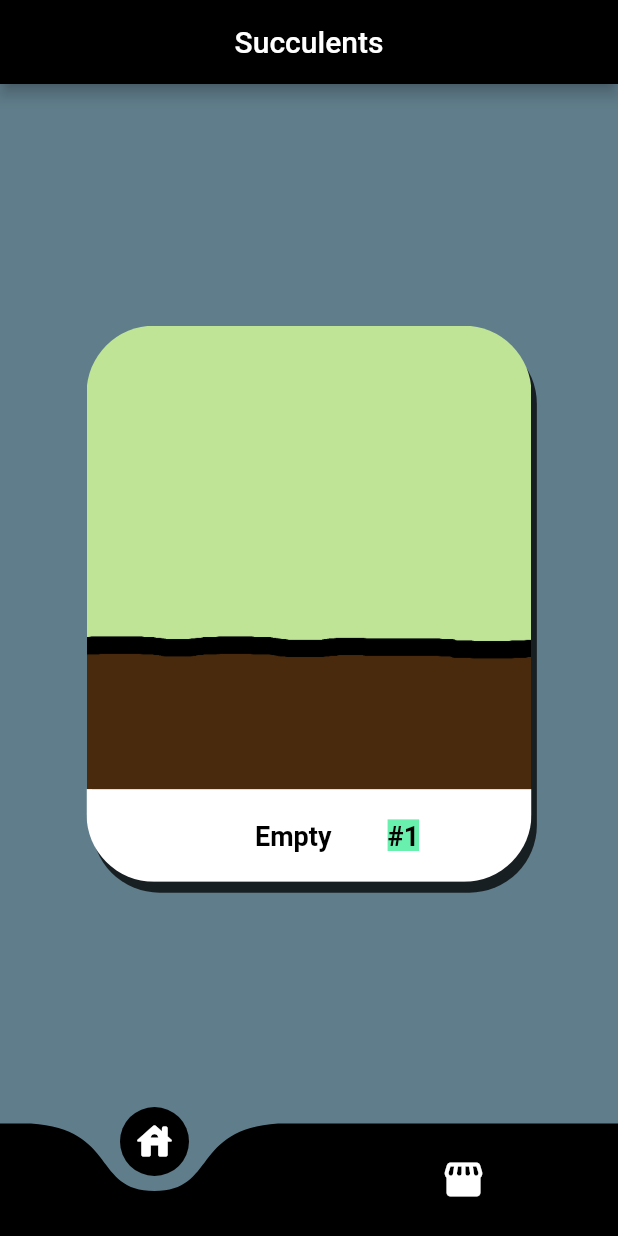
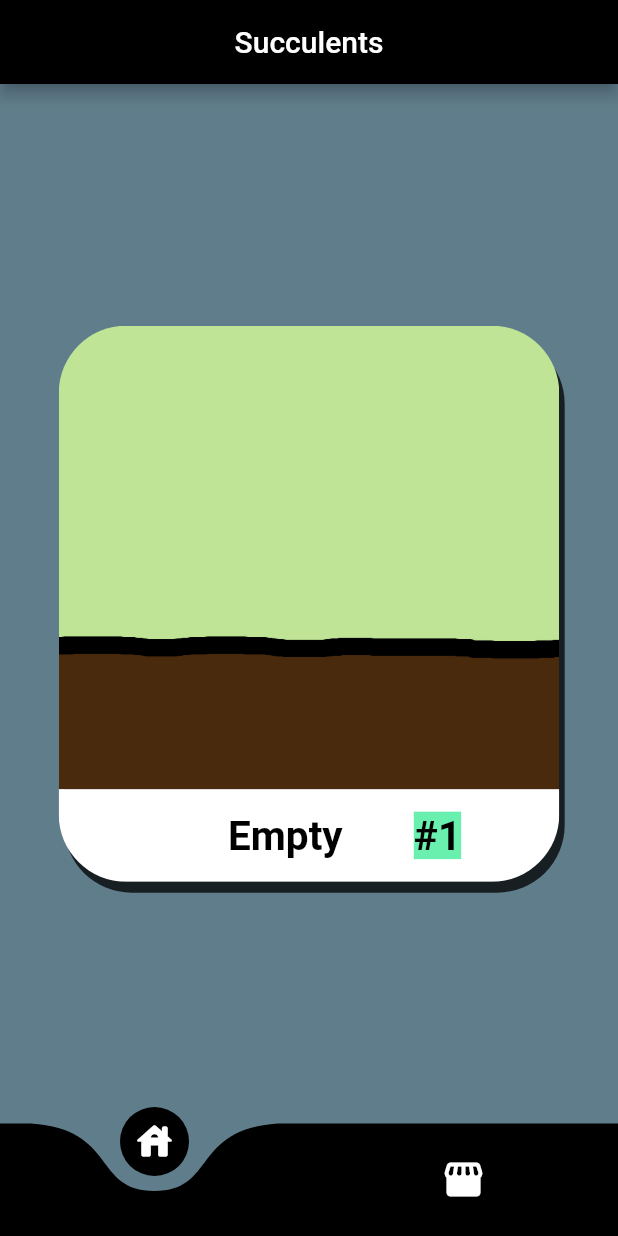
Before and after one commit to camerondugan/Succulent-App, a Flutter app: the screen it shows after launch, on a phone screen of 412 x 824 dp. Run offline on Flutter 3.47's test engine with Material 2 defaults, Android fonts, the light colour scheme and no system bars; drawn by our look-alikes of auto_size_text, curved_navigation_bar; missing offline and left inert: window_size; project files that could hold a hidden picture were left out.

Commit message:
major ui fixes, added code for dynamic shop size

```diff
--- a/lib/main.dart
+++ b/lib/main.dart
@@ -32,6 +32,12 @@ String changePlantSize(String plant, String size) {
 
 String getPlantSize(String plant) {
   return plant.substring(15, plant.length - 4);
+}
+
+String changePlantType(String plant, int type) {
+  return plant.substring(0, 12) +
+      type.toString().padLeft(3, '0') +
+      plant.substring(15);
 }
 
 String growPlant(String plant) {
@@ -95,14 +101,8 @@ class _SuccState extends State<Succ> {
     "I'm dead",
     "Empty",
   ];
-  var shopPlants = [
-    "assets/Plant003Sprout.png",
-    "assets/Plant001Sprout.png",
-    "assets/Plant002Sprout.png",
-    "assets/Plant004Sprout.png",
-    "assets/Plant002Sprout.png",
-    "assets/Plant001Sprout.png",
-  ];
+  var numShopPlants = 1;
+  var shopPlants = List<String>.empty();
   var colors = [
     0xffCB997E,
     0xffDDBEA9,
@@ -112,8 +112,10 @@ class _SuccState extends State<Succ> {
     0xff6B705C
   ];
   DateTime now = DateTime.now();
+  DateTime lastTick = DateTime.now();
   int pageIndex = 0;
   int pindex = 0;
+  final int difTypesOfPlants = 4;
   List<int> purchasedPlants = [];
   Storage save = Storage();
 
@@ -128,7 +130,11 @@ class _SuccState extends State<Succ> {
       var savedPlants = await save.readYourPlants();
       var savedWater = await save.readWater();
       var savedPurchases = await save.readPurchases();
-      var lastTick = await save.readLastTick();
+      numShopPlants = await save.readShop();
+      var lt = await save.readLastTick();
+      if (lt != null) {
+        lastTick = lt;
+      }
       if (savedPlants.isNotEmpty) {
         plants = savedPlants;
       }
@@ -138,23 +144,27 @@ class _SuccState extends State<Succ> {
       if (savedPurchases.isNotEmpty) {
         purchasedPlants = savedPurchases.cast<int>();
       }
-      if (lastTick == null) {
-        lastTick = now;
+      if (lt == null) {
+        lt = now;
         save.writeLastTick(now);
       }
-      if (now.difference(lastTick) > const Duration(hours: 16)) {
+      if (now.difference(lt) > const Duration(hours: 16)) {
         onTick();
         save.writeLastTick(now);
       }
+      genShopPlants();
       setState(() {});
     });
   }
 
   void onTick() {
+    bool perfectDay = true;
+    //Kill over and under wattered plants and grow the others
     for (int i = 0; i < plantWater.length; i++) {
       if (plants[i] != "assets/NoPlant.png" &&
           (plantWater[i] == 0 || plantWater[i] == 2)) {
         plants[i] = "assets/DeadPlant.png";
+        perfectDay = false;
         plantWater[i] = 4;
       }
       if (plants[i].contains('Dead')) {
@@ -166,6 +176,11 @@ class _SuccState extends State<Succ> {
         }
       }
       plants[i] = growPlant(plants[i]);
+    }
+    if (perfectDay) {
+      numShopPlants += 1;
+      numShopPlants = min(difTypesOfPlants * 2, numShopPlants);
+      save.writeShop(numShopPlants);
     }
     purchasedPlants = [];
     save.writePlants(plants);
@@ -197,6 +212,17 @@ class _SuccState extends State<Succ> {
       dismissDirection: DismissDirection.horizontal,
     );
     ScaffoldMessenger.of(context).showSnackBar(snackBar);
+  }
+
+  void genShopPlants() {
+    Random r = Random(lastTick.toString().substring(0, 10).hashCode);
+    shopPlants = List<String>.empty(growable: true);
+    var i = numShopPlants;
+    while (i > 0) {
+      shopPlants.add(changePlantType(
+          "assets/Plant000Sprout.png", r.nextInt(difTypesOfPlants) + 1));
+      i--;
+    }
   }
 
   int takeFromHome(index) {
@@ -233,7 +259,6 @@ class _SuccState extends State<Succ> {
   Widget build(BuildContext context) {
     var cardHeight = MediaQuery.of(context).size.height;
     var cardWidth = MediaQuery.of(context).size.width;
-    print(cardWidth / cardHeight);
     var tagHeight = 2;
     var _pages = <Widget>[
       Center(
@@ -243,7 +268,7 @@ class _SuccState extends State<Succ> {
           child: PageView.builder(
             itemCount: plants.length,
             controller: PageController(
-              viewportFraction: .8,
+              viewportFraction: cardWidth - 50 > cardHeight ? .5 : .9,
             ),
             onPageChanged: (int i) => setState(() => pindex = i),
             physics: const BouncingScrollPhysics(),
@@ -258,7 +283,7 @@ class _SuccState extends State<Succ> {
                     child: GestureDetector(
                       onTap: () {
                         if (plants[i] != "assets/NoPlant.png") {
-                          plantWater[i] = min(plantWater[i] + 1, 2);
+                          plantWater[i] = min(plantWater[i] + 1, 3);
                         }
                         save.writeWater(plantWater);
                         setState(() {});
@@ -272,8 +297,14 @@ class _SuccState extends State<Succ> {
                         int shopItemIndex = takeFromHome(i);
                         SnackBar snack = SnackBar(
                           content: plant.contains("Dead")
-                              ? const Text("You threw out your plant. :(")
-                              : const Text("You sold your plant! :)"),
+                              ? const Text(
+                                  "You threw out your plant. :(",
+                                  style: TextStyle(color: Colors.black),
+                                )
+                              : const Text(
+                                  "You sold your plant! :)",
+                                  style: TextStyle(color: Colors.black),
+                                ),
                           shape: const RoundedRectangleBorder(),
                           dismissDirection: DismissDirection.horizontal,
                           duration: const Duration(seconds: 1),
@@ -317,60 +348,6 @@ class _SuccState extends State<Succ> {
       ),
     ];
 
-    //Swiper(
-    //itemCount: plants.length,
-    //layout: SwiperLayout.STACK,
-    //itemWidth: MediaQuery.of(context).size.width * 7 / 8,
-    //itemHeight: cardHeight + tagHeight,
-    //itemBuilder: (BuildContext context, int index) {
-    //return GestureDetector(
-    //onTap: () {
-    //if (plants[index] != "assets/NoPlant.png") {
-    //plantWater[index] = min(plantWater[index] + 1, 3);
-    //}
-    //save.writeWater(plantWater);
-    //setState(() {});
-    //},
-    //onLongPress: () {
-    //if (plants[index].contains('NoPlant')) {
-    //return;
-    //}
-    //int hydration = plantWater[index];
-    //final String plant = plants[index];
-    //int shopItemIndex = takeFromHome(index);
-    //SnackBar snack = SnackBar(
-    //content: plant.contains("Dead")
-    //? const Text("You threw out your plant. :(")
-    //: const Text("You sold your plant! :)"),
-    //shape: const RoundedRectangleBorder(),
-    //dismissDirection: DismissDirection.horizontal,
-    //duration: const Duration(seconds: 1),
-    //backgroundColor: Colors.greenAccent,
-    //action: SnackBarAction(
-    //label: 'Undo',
-    //onPressed: () {
-    //if (shopItemIndex != -1) {
-    //takeFromShop(shopItemIndex);
-    //plantWater[index] = hydration;
-    //save.writeWater(plantWater);
-    //}
-    //},
-    //),
-    //);
-    //ScaffoldMessenger.of(context).showSnackBar(snack);
-    //},
-    //child: PlantCard(
-    //tag: plantWaterExpressions[plantWater[index % plantWater.length]],
-    //height: cardHeight,
-    //tagHeight: tagHeight,
-    //plant: plants[index],
-    //index: index,
-    //edgeRadius: 50,
-    //),
-    //);
-    //},
-    //),
-
     return Scaffold(
       bottomNavigationBar: CurvedNavigationBar(
         backgroundColor: Colors.blueGrey,
--- a/lib/plant_card.dart
+++ b/lib/plant_card.dart
@@ -1,4 +1,5 @@
 import 'package:flutter/material.dart';
+import 'package:auto_size_text/auto_size_text.dart';
 
 class PlantCard extends StatelessWidget {
   final String plant;
@@ -76,42 +77,61 @@ class PlantCard extends StatelessWidget {
                   index: showNum,
                   children: [
                     Center(
-                      child: Text(
+                      child: AutoSizeText(
                         tag,
                         style: const TextStyle(
                           color: Colors.black,
                           fontSize: 20,
                           fontWeight: FontWeight.bold,
                         ),
+                        maxLines: 1,
                       ),
                     ),
                     Center(
+                      child: Padding(
+                        padding: const EdgeInsets.fromLTRB(20, 15, 20, 15),
                         child: Row(
                           children: [
                             const Spacer(),
                             const Spacer(),
-                          const Spacer(),
-                          Text(
+                            AutoSizeText(
                               tag,
+                              presetFontSizes: const [
+                                40,
+                                35,
+                                30,
+                                25,
+                                20,
+                                15,
+                                10
+                              ],
                               style: const TextStyle(
                                 color: Colors.black,
-                              fontSize: 20,
                                 fontWeight: FontWeight.bold,
                               ),
+                              maxLines: 1,
                             ),
                             const Spacer(),
-                          Text(
+                            AutoSizeText(
                               "#" + (index + 1).toString(),
+                              presetFontSizes: const [
+                                40,
+                                35,
+                                30,
+                                25,
+                                20,
+                                15,
+                                10
+                              ],
                               style: const TextStyle(
                                 color: Colors.black,
-                              fontSize: 20,
                                 backgroundColor: Colors.greenAccent,
                                 fontWeight: FontWeight.bold,
                               ),
                             ),
                             const Spacer(),
-                          const Spacer(),
                           ],
+                        ),
                       ),
                     ),
                   ],
--- a/pubspec.yaml
+++ b/pubspec.yaml
@@ -20,6 +20,7 @@ dependencies:
   curved_navigation_bar: ^1.0.1
   path_provider: ^2.0.5
   simple_animations: ^4.0.1
+  auto_size_text: ^3.0.0-nullsafety.0
 
 dev_dependencies:
   flutter_test:
```
Also changed, not shown: lib/storage.dart (+28 -3 lines), pubspec.lock, 1 other file. Lines whose indentation alone changed are shown as unchanged.
